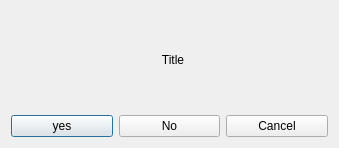
Qt form Qt-Widgets-Examples/QDialog-Example/src/dialog/ui/ConfirmationDialog.ui (STyulenev/Qt-CPP-Examples) before a commit.
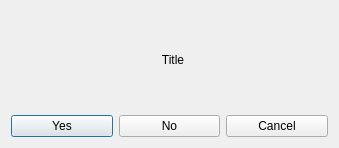
The same form after that commit.

Diff of the .ui file:
```diff
--- a/Qt-Widgets-Examples/QDialog-Example/src/dialog/ui/ConfirmationDialog.ui
+++ b/Qt-Widgets-Examples/QDialog-Example/src/dialog/ui/ConfirmationDialog.ui
@@ -46,7 +46,7 @@
      <item>
       <widget class="QPushButton" name="btnYes">
        <property name="text">
-        <string>yes</string>
+        <string>Yes</string>
        </property>
       </widget>
      </item>
```
